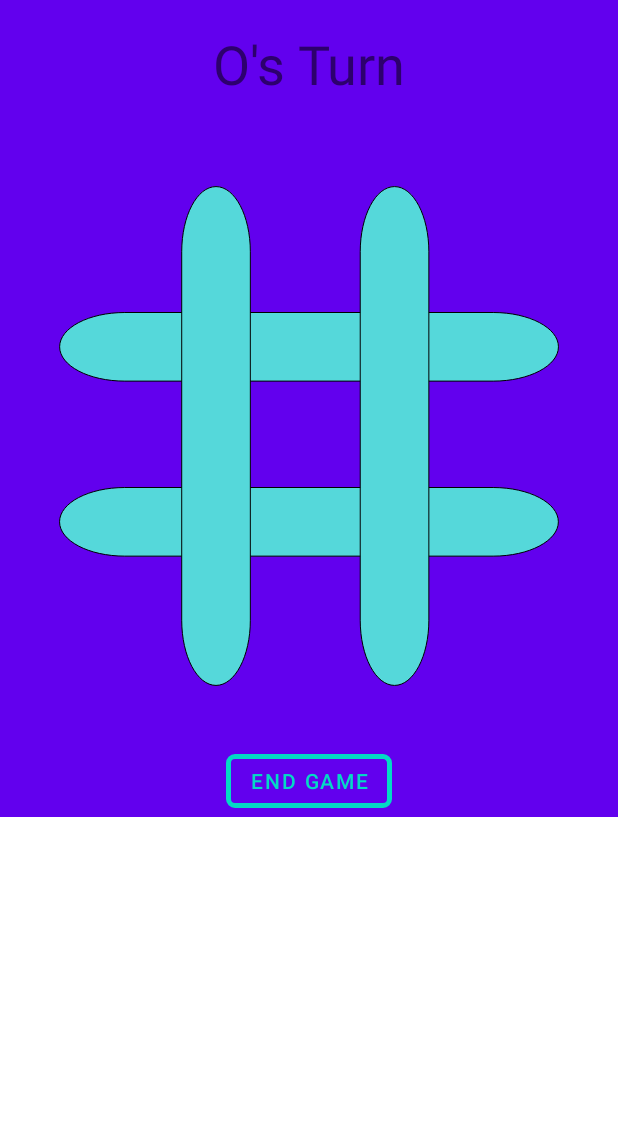
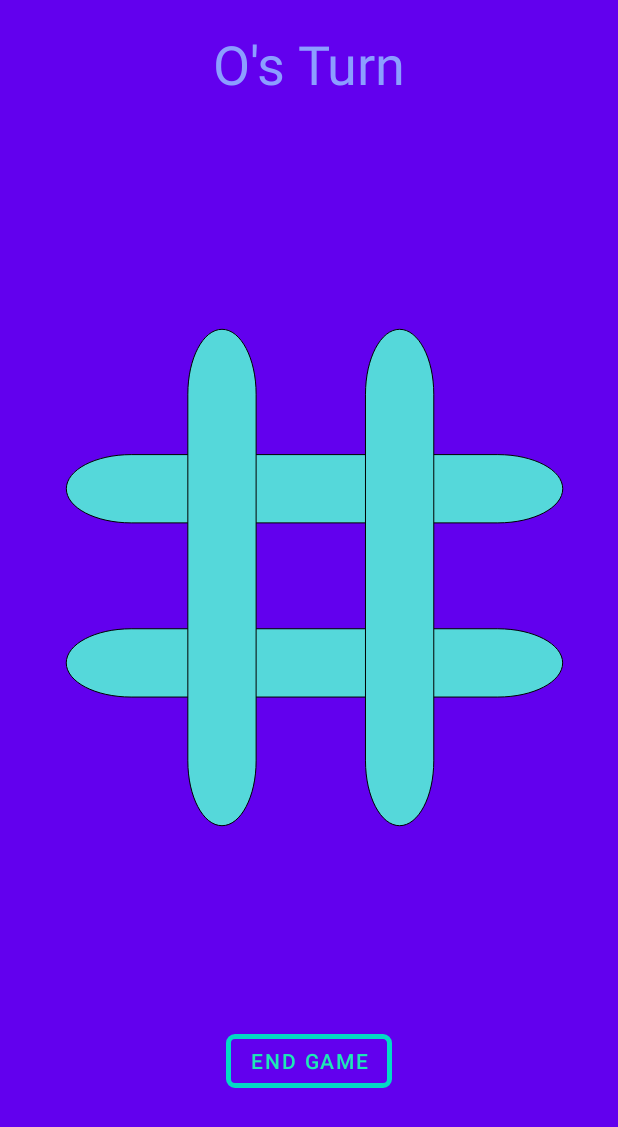
Before and after one commit to Jherscu/TicTacToe, an Android app: the layout fragment_game.xml on its own in the app's theme, with its tools: preview values and no code run, on a phone screen of 412 x 824 dp. Shown: the top 1127 px of the screen. Run offline under Robolectric (Android 15) with nearby library versions, the phone set to English and light mode, and no system bars.

Commit message:
Reconfigure layout to work on different screens

```diff
--- a/app/src/main/res/layout/fragment_game.xml
+++ b/app/src/main/res/layout/fragment_game.xml
@@ -1,13 +1,10 @@
 <?xml version="1.0" encoding="utf-8"?>
-<ScrollView xmlns:android="http://schemas.android.com/apk/res/android"
+
+    <androidx.constraintlayout.widget.ConstraintLayout xmlns:android="http://schemas.android.com/apk/res/android"
         xmlns:app="http://schemas.android.com/apk/res-auto"
         xmlns:tools="http://schemas.android.com/tools"
         android:layout_width="match_parent"
-    android:layout_height="wrap_content">
-
-    <androidx.constraintlayout.widget.ConstraintLayout
-        android:layout_width="match_parent"
-        android:layout_height="wrap_content"
+        android:layout_height="match_parent"
         android:background="@color/purple_500">
 
         <com.google.android.material.textview.MaterialTextView
@@ -16,6 +13,7 @@
             android:layout_height="wrap_content"
             android:padding="18dp"
             android:textAlignment="center"
+            android:textColor="#8C9EFF"
             android:textSize="36sp"
             app:layout_constraintStart_toStartOf="parent"
             app:layout_constraintTop_toTopOf="parent"
@@ -23,104 +21,93 @@
 
         <ImageView
             android:id="@+id/image_background"
-            android:layout_width="match_parent"
-            android:layout_height="wrap_content"
+            android:layout_width="410dp"
+            android:layout_height="410dp"
             android:adjustViewBounds="true"
             android:contentDescription="@string/board"
-            android:scaleType="centerCrop"
             android:src="@drawable/icon_background"
+            app:layout_constraintBottom_toBottomOf="@id/tic_tac_toe_board"
+            app:layout_constraintEnd_toEndOf="@id/tic_tac_toe_board"
+            app:layout_constraintHorizontal_bias="0.45"
+            app:layout_constraintStart_toStartOf="@id/tic_tac_toe_board"
+            app:layout_constraintTop_toTopOf="@id/tic_tac_toe_board"
+            app:layout_constraintVertical_bias="0.48000002" />
+
+        <GridLayout
+            android:id="@+id/tic_tac_toe_board"
+            android:rowCount="3"
+            android:columnCount="3"
+            app:layout_constraintStart_toStartOf="parent"
+            app:layout_constraintEnd_toEndOf="parent"
+            app:layout_constraintTop_toBottomOf="@id/player_turn_view"
             app:layout_constraintBottom_toTopOf="@id/button_end_game"
-            app:layout_constraintStart_toStartOf="parent"
-            app:layout_constraintTop_toBottomOf="@id/player_turn_view" />
+            android:layout_width="wrap_content"
+            android:layout_height="wrap_content" >
 
             <ImageView
                 android:id="@+id/grid_upper_left"
                 android:layout_width="72dp"
                 android:layout_height="72dp"
-            android:layout_marginStart="47dp"
-            android:contentDescription="@string/u_l_empty"
-            app:layout_constraintStart_toStartOf="parent"
-            app:layout_constraintTop_toTopOf="@id/grid_upper_center" />
+                android:layout_margin="22dp"
+                android:contentDescription="@string/u_l_empty" />
 
             <ImageView
                 android:id="@+id/grid_upper_center"
                 android:layout_width="72dp"
                 android:layout_height="72dp"
-            android:layout_marginTop="51dp"
-            android:contentDescription="@string/u_c_empty"
-            app:layout_constraintBottom_toBottomOf="@id/grid_upper_left"
-            app:layout_constraintEnd_toStartOf="@id/grid_upper_right"
-            app:layout_constraintStart_toEndOf="@id/grid_upper_left"
-            app:layout_constraintTop_toBottomOf="@id/player_turn_view"
-            tools:layout_editor_absoluteY="139dp" />
+                android:layout_margin="22dp"
+                android:contentDescription="@string/u_c_empty" />
 
             <ImageView
                 android:id="@+id/grid_upper_right"
                 android:layout_width="72dp"
                 android:layout_height="72dp"
-            android:layout_marginEnd="52dp"
-            android:contentDescription="@string/u_r_empty"
-            app:layout_constraintBottom_toBottomOf="@id/grid_upper_center"
-            app:layout_constraintEnd_toEndOf="parent"
-            app:layout_constraintTop_toTopOf="@id/grid_upper_center" />
+                android:layout_margin="22dp"
+                android:contentDescription="@string/u_r_empty" />
 
             <ImageView
                 android:id="@+id/grid_center_left"
                 android:layout_width="72dp"
                 android:layout_height="72dp"
-            android:layout_marginStart="47dp"
-            android:contentDescription="@string/c_l_empty"
-            app:layout_constraintStart_toStartOf="@id/image_background"
-            app:layout_constraintTop_toTopOf="@id/grid_center" />
+                android:layout_margin="22dp"
+                android:contentDescription="@string/c_l_empty"/>
 
             <ImageView
                 android:id="@+id/grid_center"
                 android:layout_width="72dp"
                 android:layout_height="72dp"
-            android:layout_marginTop="44dp"
-            android:layout_marginBottom="44dp"
-            android:contentDescription="@string/c_empty"
-            app:layout_constraintBottom_toTopOf="@id/grid_lower_center"
-            app:layout_constraintEnd_toStartOf="@id/grid_center_right"
-            app:layout_constraintStart_toEndOf="@id/grid_center_left"
-            app:layout_constraintTop_toBottomOf="@id/grid_upper_center" />
+                android:layout_margin="22dp"
+                android:contentDescription="@string/c_empty" />
 
             <ImageView
                 android:id="@+id/grid_center_right"
                 android:layout_width="72dp"
                 android:layout_height="72dp"
-            android:layout_marginEnd="52dp"
-            android:contentDescription="@string/c_r_empty"
-            app:layout_constraintBottom_toBottomOf="@id/grid_center"
-            app:layout_constraintEnd_toEndOf="@id/image_background" />
+                android:layout_margin="22dp"
+                android:contentDescription="@string/c_r_empty" />
 
             <ImageView
                 android:id="@+id/grid_lower_left"
                 android:layout_width="72dp"
                 android:layout_height="72dp"
-            android:layout_marginStart="47dp"
-            android:contentDescription="@string/l_l_empty"
-            app:layout_constraintStart_toStartOf="parent"
-            app:layout_constraintTop_toTopOf="@id/grid_lower_center" />
+                android:layout_margin="22dp"
+                android:contentDescription="@string/l_l_empty" />
 
             <ImageView
                 android:id="@+id/grid_lower_center"
                 android:layout_width="72dp"
                 android:layout_height="72dp"
-            android:contentDescription="@string/l_c_empty"
-            app:layout_constraintEnd_toStartOf="@id/grid_lower_right"
-            app:layout_constraintStart_toEndOf="@id/grid_lower_left"
-            app:layout_constraintTop_toTopOf="@id/grid_lower_right" />
+                android:layout_margin="22dp"
+                android:contentDescription="@string/l_c_empty" />
 
             <ImageView
                 android:id="@+id/grid_lower_right"
                 android:layout_width="72dp"
                 android:layout_height="72dp"
-            android:layout_marginEnd="52dp"
-            android:contentDescription="@string/l_r_empty"
-            app:layout_constraintEnd_toEndOf="parent"
-            app:layout_constraintTop_toTopOf="@id/grid_lower_center"
-            tools:layout_editor_absoluteY="370dp" />
+                android:layout_margin="22dp"
+                android:contentDescription="@string/l_r_empty" />
+
+        </GridLayout>
 
     <com.google.android.material.button.MaterialButton
         android:id="@+id/button_end_game"
@@ -128,15 +115,14 @@
         android:layout_width="wrap_content"
         android:layout_height="wrap_content"
         android:text="@string/end_game"
-            android:textColor="@color/teal_200"
+        android:textColor="#1DE9B6"
         app:cornerRadius="6dp"
         app:layout_constraintBottom_toBottomOf="parent"
         app:layout_constraintEnd_toEndOf="parent"
         app:layout_constraintStart_toStartOf="parent"
         app:layout_constraintTop_toBottomOf="@id/image_background"
         app:strokeColor="@color/teal_200"
-            app:strokeWidth="3dp" />
+        app:strokeWidth="3dp"
+        tools:ignore="TextContrastCheck,TextContrastCheck" />
 
     </androidx.constraintlayout.widget.ConstraintLayout>
-
-</ScrollView>
```
Lines whose indentation alone changed are shown as unchanged.
